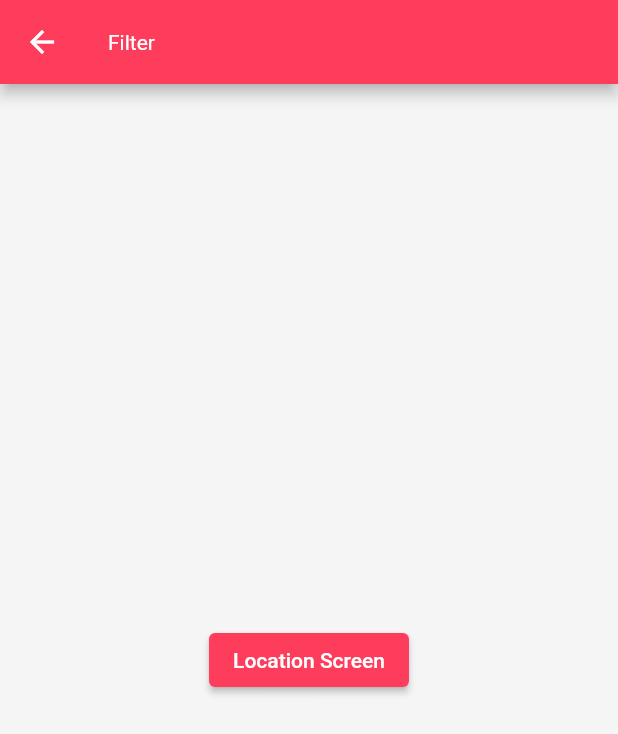
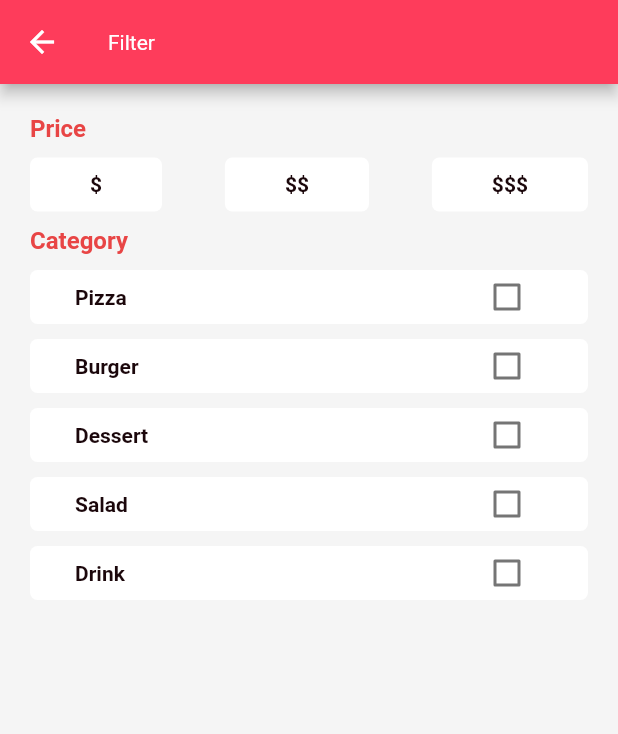
Before and after one commit to chuongphong12/food-delivery-flutter, a Flutter app: the FilterScreen screen opened by its route, on a phone screen of 412 x 824 dp. Shown: the top 734 px of the screen. Run offline on Flutter 3.47's test engine with Material 2 defaults, Android fonts, the light colour scheme and no system bars; our stand-ins replace bloc, equatable, flutter_bloc, flutter_svg, geolocator, google_maps_flutter and 1 more; network calls fail; Roboto replaces fonts that are missing (Futura).

Commit message:
filter screen

```diff
--- /dev/null
+++ b/lib/blocs/filters/filters_event.dart
@@ -0,0 +1,35 @@
+part of 'filters_bloc.dart';
+
+abstract class FiltersEvent extends Equatable {
+  const FiltersEvent();
+
+  @override
+  List<Object> get props => [];
+}
+
+class FilterLoad extends FiltersEvent {
+  @override
+  List<Object> get props => [];
+}
+
+class CategoryFilterUpdated extends FiltersEvent {
+  final CategoryFilter categoryFilter;
+
+  const CategoryFilterUpdated({
+    required this.categoryFilter,
+  });
+
+  @override
+  List<Object> get props => [categoryFilter];
+}
+
+class PriceFilterUpdated extends FiltersEvent {
+  final PriceFilter priceFilter;
+
+  const PriceFilterUpdated({
+    required this.priceFilter,
+  });
+
+  @override
+  List<Object> get props => [priceFilter];
+}
--- /dev/null
+++ b/lib/blocs/filters/filters_state.dart
@@ -0,0 +1,23 @@
+part of 'filters_bloc.dart';
+
+abstract class FiltersState extends Equatable {
+  const FiltersState();
+
+  @override
+  List<Object> get props => [];
+}
+
+class FiltersInitial extends FiltersState {}
+
+class FilterLoading extends FiltersState {}
+
+class FiltersLoaded extends FiltersState {
+  final Filter filter;
+
+  const FiltersLoaded({
+    this.filter = const Filter(),
+  });
+
+  @override
+  List<Object> get props => [filter];
+}
--- a/lib/models/category_filter_model.dart
+++ b/lib/models/category_filter_model.dart
@@ -2,11 +2,11 @@ import 'package:equatable/equatable.dart';
 import 'package:food_delivery_app_flutter/models/category_model.dart';
 
 class CategoryFilter extends Equatable {
-  final int id;
+  late int id;
   final Category category;
   final bool value;
 
-  const CategoryFilter({
+  CategoryFilter({
     required this.id,
     required this.category,
     required this.value,
@@ -28,7 +28,8 @@ class CategoryFilter extends Equatable {
   List<Object> get props => [id, category, value];
 
   @override
-  String toString() => 'CategoryFilter(id: $id, category: $category, value: $value)';
+  String toString() =>
+      'CategoryFilter(id: $id, category: $category, value: $value)';
 
   static List<CategoryFilter> filters = Category.categories
       .map(
--- /dev/null
+++ b/lib/models/filter_model.dart
@@ -0,0 +1,30 @@
+import 'package:equatable/equatable.dart';
+import 'package:food_delivery_app_flutter/models/category_filter_model.dart';
+import 'package:food_delivery_app_flutter/models/price_filter_model.dart';
+
+class Filter extends Equatable {
+  final List<CategoryFilter> categoryFilters;
+  final List<PriceFilter> priceFilters;
+
+  const Filter({
+    this.categoryFilters = const <CategoryFilter>[],
+    this.priceFilters = const <PriceFilter>[],
+  });
+
+  Filter copyWith({
+    List<CategoryFilter>? categoryFilters,
+    List<PriceFilter>? priceFilters,
+  }) {
+    return Filter(
+      categoryFilters: categoryFilters ?? this.categoryFilters,
+      priceFilters: priceFilters ?? this.priceFilters,
+    );
+  }
+
+  @override
+  String toString() =>
+      'Filter(categoryFilters: $categoryFilters, priceFilters: $priceFilters)';
+
+  @override
+  List<Object> get props => [categoryFilters, priceFilters];
+}
--- a/lib/models/models.dart
+++ b/lib/models/models.dart
@@ -5,3 +5,4 @@ export 'place_model.dart';
 export 'restaurant_model.dart';
 export 'promo_model.dart';
 export 'argument_model.dart';
+export 'filter_model.dart';
--- a/lib/screens/filter/filter_screen.dart
+++ b/lib/screens/filter/filter_screen.dart
@@ -1,4 +1,8 @@
 import 'package:flutter/material.dart';
+import 'package:food_delivery_app_flutter/models/category_model.dart';
+import 'package:food_delivery_app_flutter/models/price_model.dart';
+import 'package:food_delivery_app_flutter/widgets/custom_category_filter.dart';
+import 'package:food_delivery_app_flutter/widgets/custom_price_filter.dart';
 
 class FilterScreen extends StatelessWidget {
   const FilterScreen({Key? key}) : super(key: key);
@@ -16,10 +20,26 @@ class FilterScreen extends StatelessWidget {
   Widget build(BuildContext context) {
     return Scaffold(
       appBar: AppBar(title: const Text('Filter')),
-      body: Center(
-        child: ElevatedButton(
-          child: const Text('Location Screen'),
-          onPressed: () {},
+      body: Padding(
+        padding: const EdgeInsets.all(20),
+        child: Column(
+          crossAxisAlignment: CrossAxisAlignment.start,
+          children: [
+            Text(
+              'Price',
+              style: Theme.of(context).textTheme.headline4!.copyWith(
+                    color: Theme.of(context).colorScheme.secondary,
+                  ),
+            ),
+            const CustomPriceFilter(),
+            Text(
+              'Category',
+              style: Theme.of(context).textTheme.headline4!.copyWith(
+                    color: Theme.of(context).colorScheme.secondary,
+                  ),
+            ),
+            const CustomCategoryFilter()
+          ],
         ),
       ),
     );
--- /dev/null
+++ b/lib/widgets/custom_category_filter.dart
@@ -0,0 +1,67 @@
+import 'package:flutter/material.dart';
+import 'package:flutter_bloc/flutter_bloc.dart';
+import 'package:food_delivery_app_flutter/blocs/filters/filters_bloc.dart';
+
+class CustomCategoryFilter extends StatelessWidget {
+  const CustomCategoryFilter({
+    Key? key,
+  }) : super(key: key);
+
+  @override
+  Widget build(BuildContext context) {
+    return BlocBuilder<FiltersBloc, FiltersState>(
+      builder: (context, state) {
+        if (state is FilterLoading) {
+          return const Center(
+            child: CircularProgressIndicator(),
+          );
+        }
+        if (state is FiltersLoaded) {
+          final cateFilter = state.filter.categoryFilters;
+          return ListView.builder(
+            shrinkWrap: true,
+            itemCount: cateFilter.length,
+            itemBuilder: (context, index) {
+              return Container(
+                width: double.infinity,
+                margin: const EdgeInsets.only(top: 10),
+                padding:
+                    const EdgeInsets.symmetric(horizontal: 30, vertical: 10),
+                decoration: BoxDecoration(
+                  color: Colors.white,
+                  borderRadius: BorderRadius.circular(5),
+                ),
+                child: Row(
+                  mainAxisAlignment: MainAxisAlignment.spaceBetween,
+                  children: [
+                    Text(
+                      cateFilter[index].category.name,
+                      style: Theme.of(context).textTheme.headline5,
+                    ),
+                    SizedBox(
+                      height: 5,
+                      child: Checkbox(
+                        value: cateFilter[index].value,
+                        activeColor: Theme.of(context).colorScheme.secondary,
+                        onChanged: (bool? newValue) {
+                          context.read<FiltersBloc>().add(
+                                CategoryFilterUpdated(
+                                  categoryFilter: cateFilter[index].copyWith(
+                                      value: !cateFilter[index].value),
+                                ),
+                              );
+                        },
+                      ),
+                    )
+                  ],
+                ),
+              );
+            },
+          );
+        } else {
+          return const Text('Some thing went wrong');
+        }
+      },
+    );
+  }
+}
--- /dev/null
+++ b/lib/widgets/custom_price_filter.dart
@@ -0,0 +1,68 @@
+import 'package:flutter/material.dart';
+import 'package:flutter_bloc/flutter_bloc.dart';
+import 'package:food_delivery_app_flutter/blocs/filters/filters_bloc.dart';
+
+class CustomPriceFilter extends StatelessWidget {
+  const CustomPriceFilter({
+    Key? key,
+  }) : super(key: key);
+
+  @override
+  Widget build(BuildContext context) {
+    return BlocBuilder<FiltersBloc, FiltersState>(
+      builder: (context, state) {
+        if (state is FilterLoading) {
+          return const Center(
+            child: CircularProgressIndicator(),
+          );
+        }
+        if (state is FiltersLoaded) {
+          return Row(
+            mainAxisAlignment: MainAxisAlignment.spaceBetween,
+            children: state.filter.priceFilters
+                .asMap()
+                .entries
+                .map(
+                  (price) => InkWell(
+                    onTap: () {
+                      context.read<FiltersBloc>().add(
+                            PriceFilterUpdated(
+                              priceFilter:
+                                  state.filter.priceFilters[price.key].copyWith(
+                                value:
+                                    !state.filter.priceFilters[price.key].value,
+                              ),
+                            ),
+                          );
+                    },
+                    child: Container(
+                      margin: const EdgeInsets.only(top: 10, bottom: 10),
+                      padding: const EdgeInsets.symmetric(
+                        horizontal: 40,
+                        vertical: 10,
+                      ),
+                      decoration: BoxDecoration(
+                        color: state.filter.priceFilters[price.key].value
+                            ? Theme.of(context)
+                                .colorScheme
+                                .secondary
+                                .withAlpha(60)
+                            : Colors.white,
+                        borderRadius: BorderRadius.circular(5),
+                      ),
+                      child: Text(
+                        state.filter.priceFilters[price.key].price.price,
+                        style: Theme.of(context).textTheme.headline5,
+                      ),
+                    ),
+                  ),
+                )
+                .toList(),
+          );
+        } else {
+          return const Text('Some thing went wrong');
+        }
+      },
+    );
+  }
+}
```
Also changed, not shown: lib/blocs/filters/filters_bloc.dart (added, +80 -0 lines), lib/main.dart (+5 -3 lines), lib/screens/restaurant_details/restaurant_details_screen.dart (+10 -4 lines), lib/widgets/restaurant_card.dart (+6 -2 lines).
